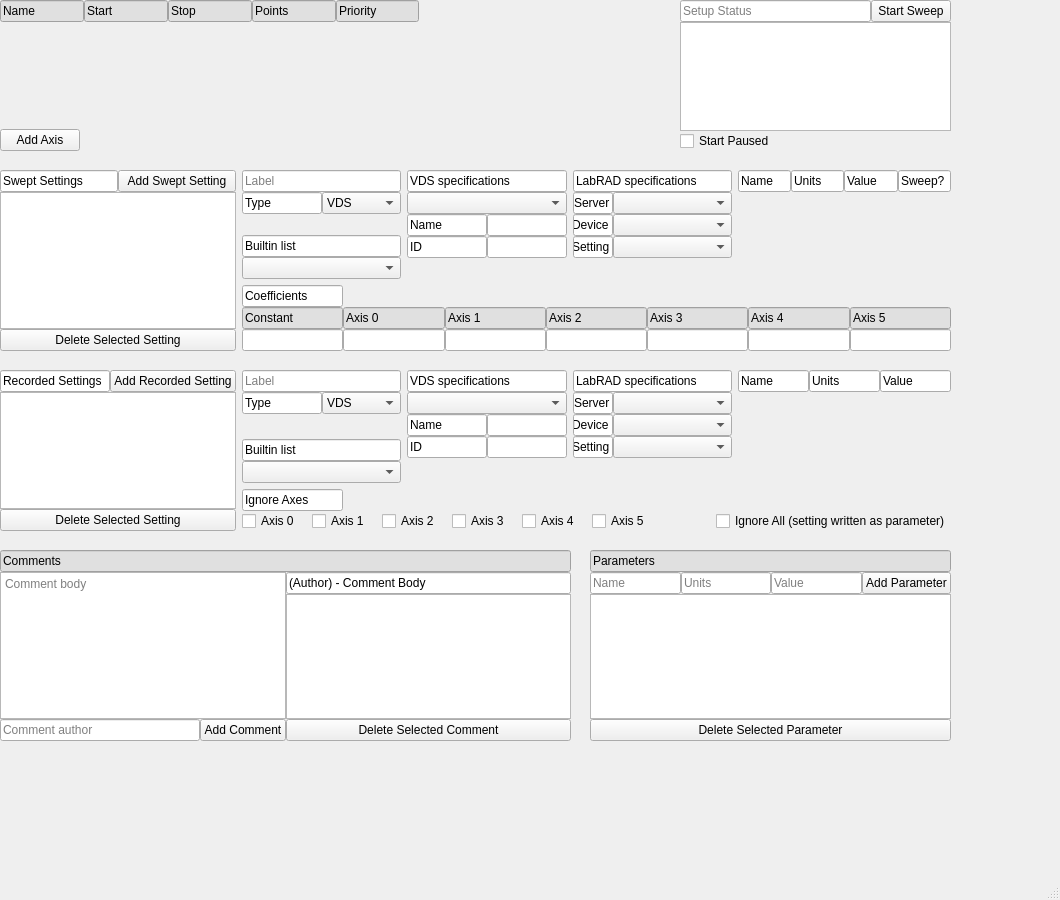
First picture: the form in qtdesigner/setup.ui, repository afylab/LabRAD-sweeper-2, before the edit.
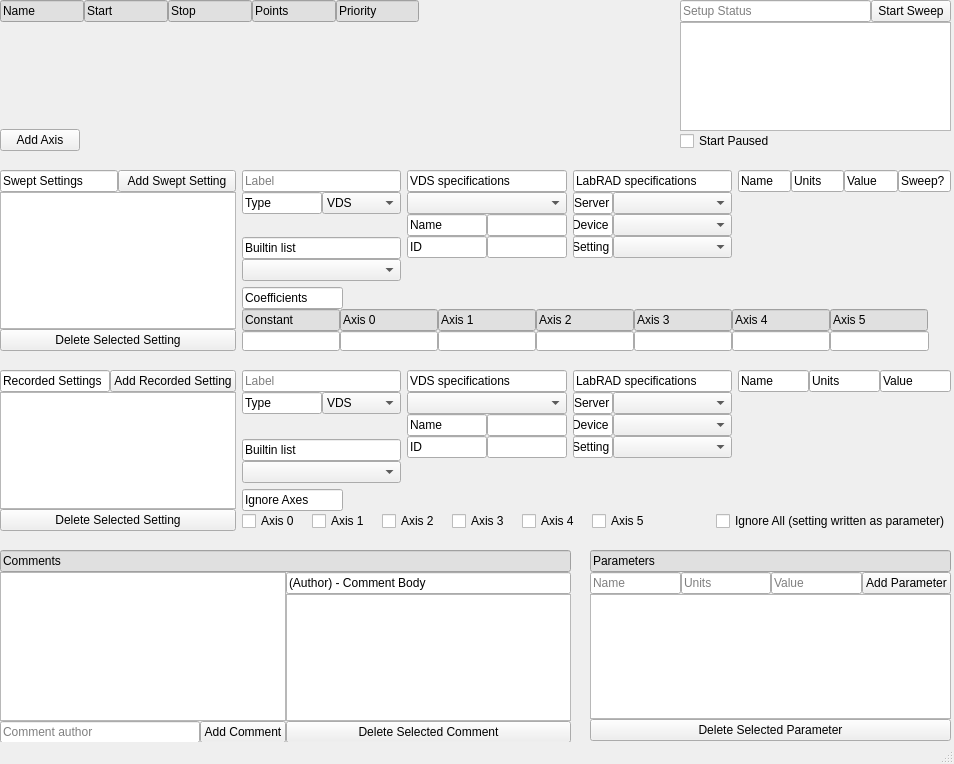
Second picture: the form after the edit.

```diff
--- a/qtdesigner/setup.ui
+++ b/qtdesigner/setup.ui
@@ -6,8 +6,8 @@
    <rect>
     <x>0</x>
     <y>0</y>
-    <width>1060</width>
-    <height>900</height>
+    <width>954</width>
+    <height>764</height>
    </rect>
   </property>
   <property name="windowTitle">
@@ -552,7 +552,7 @@
           </layout>
          </item>
          <item>
-          <layout class="QHBoxLayout" name="horizontalLayout_16" stretch="0,0,0,0,0,0,0">
+          <layout class="QHBoxLayout" name="horizontalLayout_16" stretch="0,0,0,0,0,0,0,0">
            <property name="spacing">
             <number>0</number>
            </property>
@@ -563,6 +563,12 @@
              </property>
              <item>
               <widget class="QLineEdit" name="swp_lbl_coeff_const">
+               <property name="maximumSize">
+                <size>
+                 <width>98</width>
+                 <height>16777215</height>
+                </size>
+               </property>
                <property name="styleSheet">
                 <string notr="true">QLineEdit { background-color: rgb(224,224,224) }</string>
                </property>
@@ -575,7 +581,20 @@
               </widget>
              </item>
              <item>
-              <widget class="QLineEdit" name="swp_inp_coeff_const"/>
+              <widget class="QLineEdit" name="swp_inp_coeff_const">
+               <property name="minimumSize">
+                <size>
+                 <width>98</width>
+                 <height>20</height>
+                </size>
+               </property>
+               <property name="maximumSize">
+                <size>
+                 <width>98</width>
+                 <height>20</height>
+                </size>
+               </property>
+              </widget>
              </item>
             </layout>
            </item>
@@ -589,6 +608,12 @@
                <property name="enabled">
                 <bool>true</bool>
                </property>
+               <property name="maximumSize">
+                <size>
+                 <width>98</width>
+                 <height>16777215</height>
+                </size>
+               </property>
                <property name="styleSheet">
                 <string notr="true">QLineEdit { background-color: rgb(224,224,224) }</string>
                </property>
@@ -601,7 +626,20 @@
               </widget>
              </item>
              <item>
-              <widget class="QLineEdit" name="swp_inp_coeff_0"/>
+              <widget class="QLineEdit" name="swp_inp_coeff_0">
+               <property name="minimumSize">
+                <size>
+                 <width>98</width>
+                 <height>20</height>
+                </size>
+               </property>
+               <property name="maximumSize">
+                <size>
+                 <width>98</width>
+                 <height>20</height>
+                </size>
+               </property>
+              </widget>
              </item>
             </layout>
            </item>
@@ -612,6 +650,12 @@
              </property>
              <item>
               <widget class="QLineEdit" name="swp_lbl_coeff_1">
+               <property name="maximumSize">
+                <size>
+                 <width>98</width>
+                 <height>16777215</height>
+                </size>
+               </property>
                <property name="styleSheet">
                 <string notr="true">QLineEdit { background-color: rgb(224,224,224) }</string>
                </property>
@@ -624,7 +668,20 @@
               </widget>
              </item>
              <item>
-              <widget class="QLineEdit" name="swp_inp_coeff_1"/>
+              <widget class="QLineEdit" name="swp_inp_coeff_1">
+               <property name="minimumSize">
+                <size>
+                 <width>98</width>
+                 <height>20</height>
+                </size>
+               </property>
+               <property name="maximumSize">
+                <size>
+                 <width>98</width>
+                 <height>16777215</height>
+                </size>
+               </property>
+              </widget>
              </item>
             </layout>
            </item>
@@ -635,6 +692,12 @@
              </property>
              <item>
               <widget class="QLineEdit" name="swp_lbl_coeff_2">
+               <property name="maximumSize">
+                <size>
+                 <width>99</width>
+                 <height>16777215</height>
+                </size>
+               </property>
                <property name="styleSheet">
                 <string notr="true">QLineEdit { background-color: rgb(224,224,224) }</string>
                </property>
@@ -647,7 +710,20 @@
               </widget>
              </item>
              <item>
-              <widget class="QLineEdit" name="swp_inp_coeff_2"/>
+              <widget class="QLineEdit" name="swp_inp_coeff_2">
+               <property name="minimumSize">
+                <size>
+                 <width>98</width>
+                 <height>20</height>
+                </size>
+               </property>
+               <property name="maximumSize">
+                <size>
+                 <width>98</width>
+                 <height>20</height>
+                </size>
+               </property>
+              </widget>
              </item>
             </layout>
            </item>
@@ -658,6 +734,12 @@
              </property>
              <item>
               <widget class="QLineEdit" name="swp_lbl_coeff_3">
+               <property name="maximumSize">
+                <size>
+                 <width>98</width>
+                 <height>16777215</height>
+                </size>
+               </property>
                <property name="styleSheet">
                 <string notr="true">QLineEdit { background-color: rgb(224,224,224) }</string>
                </property>
@@ -670,7 +752,20 @@
               </widget>
              </item>
              <item>
-              <widget class="QLineEdit" name="swp_inp_coeff_3"/>
+              <widget class="QLineEdit" name="swp_inp_coeff_3">
+               <property name="minimumSize">
+                <size>
+                 <width>98</width>
+                 <height>20</height>
+                </size>
+               </property>
+               <property name="maximumSize">
+                <size>
+                 <width>98</width>
+                 <height>20</height>
+                </size>
+               </property>
+              </widget>
              </item>
             </layout>
            </item>
@@ -681,6 +776,12 @@
              </property>
              <item>
               <widget class="QLineEdit" name="swp_lbl_coeff_4">
+               <property name="maximumSize">
+                <size>
+                 <width>98</width>
+                 <height>16777215</height>
+                </size>
+               </property>
                <property name="styleSheet">
                 <string notr="true">QLineEdit { background-color: rgb(224,224,224) }</string>
                </property>
@@ -694,6 +795,18 @@
              </item>
              <item>
               <widget class="QLineEdit" name="swp_inp_coeff_4">
+               <property name="minimumSize">
+                <size>
+                 <width>98</width>
+                 <height>20</height>
+                </size>
+               </property>
+               <property name="maximumSize">
+                <size>
+                 <width>98</width>
+                 <height>20</height>
+                </size>
+               </property>
                <property name="readOnly">
                 <bool>false</bool>
                </property>
@@ -708,6 +821,12 @@
              </property>
              <item>
               <widget class="QLineEdit" name="swp_lbl_coeff_5">
+               <property name="maximumSize">
+                <size>
+                 <width>98</width>
+                 <height>16777215</height>
+                </size>
+               </property>
                <property name="styleSheet">
                 <string notr="true">QLineEdit { background-color: rgb(224,224,224) }</string>
                </property>
@@ -720,10 +839,36 @@
               </widget>
              </item>
              <item>
-              <widget class="QLineEdit" name="swp_inp_coeff_5"/>
+              <widget class="QLineEdit" name="swp_inp_coeff_5">
+               <property name="minimumSize">
+                <size>
+                 <width>99</width>
+                 <height>0</height>
+                </size>
+               </property>
+               <property name="maximumSize">
+                <size>
+                 <width>99</width>
+                 <height>20</height>
+                </size>
+               </property>
+              </widget>
              </item>
             </layout>
            </item>
+           <item>
+            <spacer name="horizontalSpacer_6">
+             <property name="orientation">
+              <enum>Qt::Horizontal</enum>
+             </property>
+             <property name="sizeHint" stdset="0">
+              <size>
+               <width>40</width>
+               <height>20</height>
+              </size>
+             </property>
+            </spacer>
+           </item>
           </layout>
          </item>
         </layout>
@@ -1260,7 +1405,7 @@
       <x>0</x>
       <y>550</y>
       <width>571</width>
-      <height>191</height>
+      <height>193</height>
      </rect>
     </property>
     <layout class="QVBoxLayout" name="verticalLayout_34">
@@ -1286,8 +1431,8 @@
          </property>
          <item>
           <widget class="QTextEdit" name="com_inp_body">
-           <property name="placeholderText">
-            <string>Comment body</string>
+           <property name="acceptRichText">
+            <bool>false</bool>
            </property>
           </widget>
          </item>
```
Left out of the diff: 28 changed lines with no effect on the pictures.
